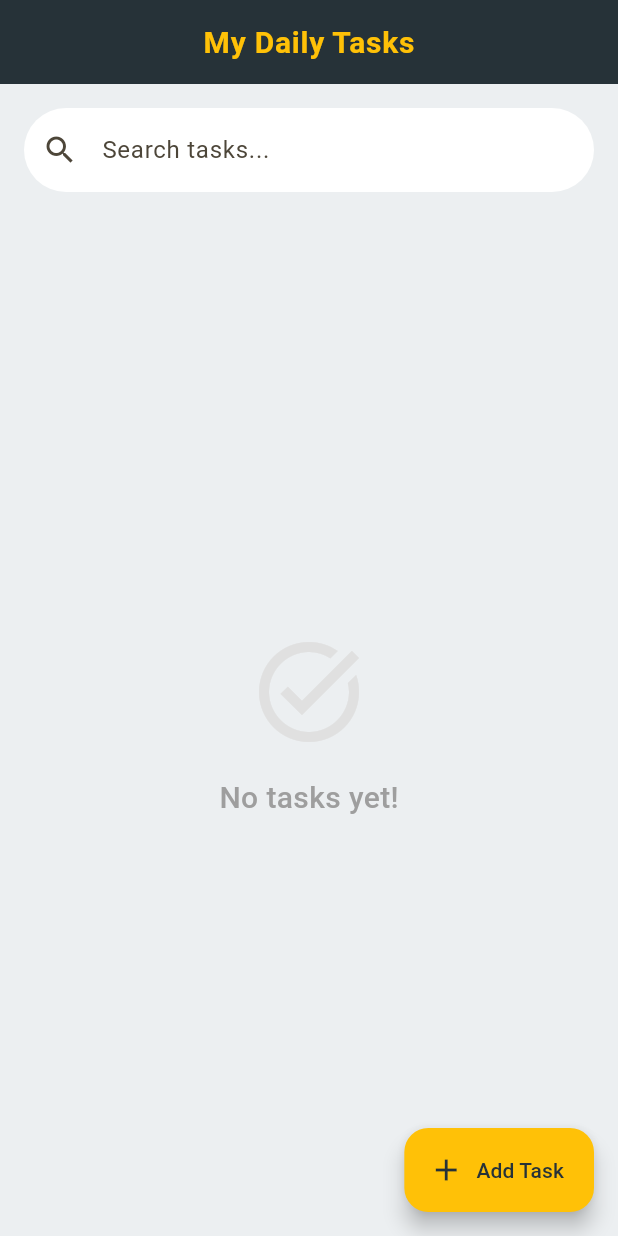
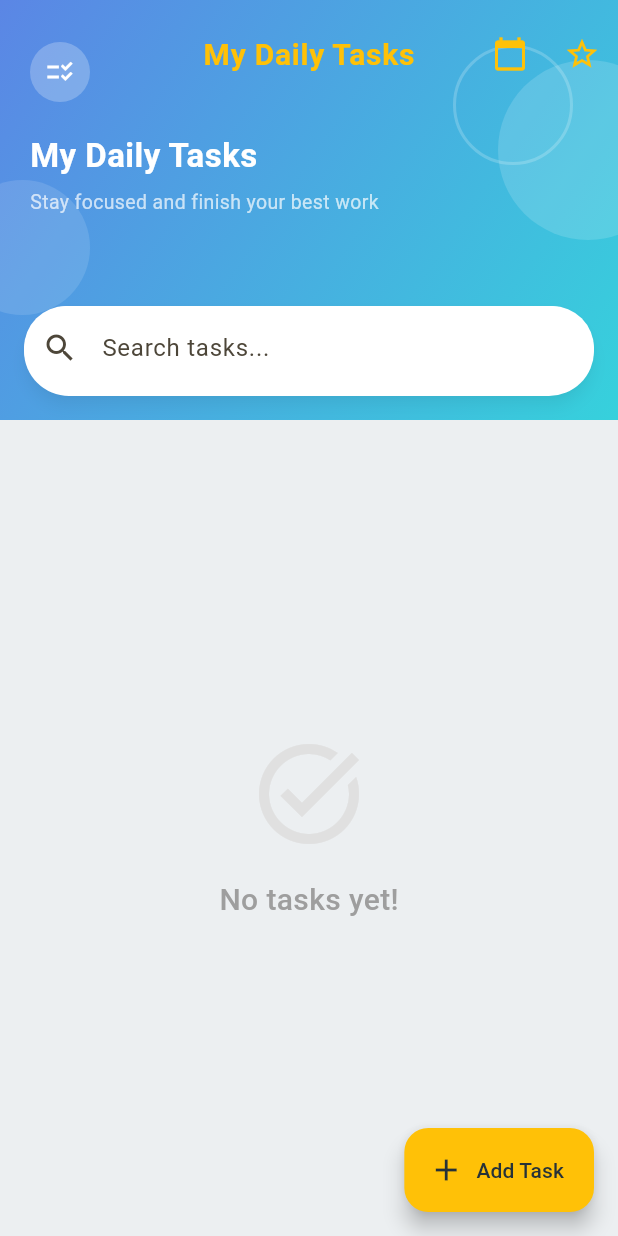
Before and after one commit to shoaib217/todo_app, a Flutter app: the screen it shows after launch, on a phone screen of 412 x 824 dp. Run offline on Flutter 3.47's test engine with Material 3 defaults, Android fonts, the phone set to English and light mode, and no system bars; our stand-ins replace drift, flutter_local_notifications, flutter_riverpod, shared_preferences, timezone; accounts and stored records are empty; generated files the repository leaves out were written again.

Commit message:
refactor: enhance todo item priority handling and improve UI layout

```diff
--- a/lib/features/todo/presentation/screens/todo_screen.dart
+++ b/lib/features/todo/presentation/screens/todo_screen.dart
@@ -42,11 +42,44 @@ class _TodoScreenState extends ConsumerState<TodoScreen> {
   Color _getPriorityColor(int priority) {
     switch (priority) {
       case 2:
-        return Colors.redAccent;
+        return const Color(0xFFC62828);
       case 1:
-        return Colors.orangeAccent;
+        return const Color(0xFFF9A825);
       default:
-        return Colors.blueGrey;
+        return const Color(0xFF1565C0);
+    }
+  }
+
+  Color _getPriorityBackgroundColor(int priority) {
+    switch (priority) {
+      case 2:
+        return const Color(0xFFFFEBEE);
+      case 1:
+        return const Color(0xFFFFFDE7);
+      default:
+        return const Color(0xFFE3F2FD);
+    }
+  }
+
+  Color _getPriorityTextColor(int priority) {
+    switch (priority) {
+      case 2:
+        return const Color(0xFFB71C1C);
+      case 1:
+        return const Color(0xFF827717);
+      default:
+        return const Color(0xFF0D47A1);
+    }
+  }
+
+  String _getPriorityLabel(int priority) {
+    switch (priority) {
+      case 2:
+        return 'High';
+      case 1:
+        return 'Medium';
+      default:
+        return 'Low';
     }
   }
 
@@ -69,20 +102,153 @@ class _TodoScreenState extends ConsumerState<TodoScreen> {
     final controller = ref.read(todoControllerProvider);
 
     return Scaffold(
-      appBar: AppBar(title: const Text('My Daily Tasks')),
       floatingActionButton: FloatingActionButton.extended(
         onPressed: () => _showAddTodoBottomSheet(context, controller),
         label: const Text('Add Task'),
         icon: const Icon(Icons.add),
       ),
-      body: Column(
+      body: CustomScrollView(
+        physics: const BouncingScrollPhysics(),
+        slivers: [
+          SliverAppBar(
+            backgroundColor: Colors.transparent,
+            elevation: 0,
+            expandedHeight: 280,
+            toolbarHeight: 72,
+            floating: true,
+            snap: true,
+            stretch: true,
+            shape: const RoundedRectangleBorder(
+              borderRadius: BorderRadius.vertical(bottom: Radius.circular(30)),
+            ),
+            title: const Text('My Daily Tasks'),
+            titleSpacing: 20,
+            flexibleSpace: FlexibleSpaceBar(
+              collapseMode: CollapseMode.parallax,
+              background: Container(
+                decoration: const BoxDecoration(
+                  gradient: LinearGradient(
+                    colors: [Color(0xFF5B86E5), Color(0xFF36D1DC)],
+                    begin: Alignment.topLeft,
+                    end: Alignment.bottomRight,
+                  ),
+                ),
+                child: Stack(
+                  fit: StackFit.expand,
                   children: [
-          Padding(
-            padding: const EdgeInsets.all(16.0),
+                    Positioned(
+                      top: 40,
+                      right: -40,
+                      child: Container(
+                        width: 120,
+                        height: 120,
+                        decoration: BoxDecoration(
+                          color: Colors.white.withOpacity(0.15),
+                          shape: BoxShape.circle,
+                        ),
+                      ),
+                    ),
+                    Positioned(
+                      top: 120,
+                      left: -30,
+                      child: Container(
+                        width: 90,
+                        height: 90,
+                        decoration: BoxDecoration(
+                          color: Colors.white.withOpacity(0.12),
+                          shape: BoxShape.circle,
+                        ),
+                      ),
+                    ),
+                    Positioned(
+                      top: 30,
+                      right: 30,
+                      child: Container(
+                        width: 80,
+                        height: 80,
+                        decoration: BoxDecoration(
+                          border: Border.all(
+                            color: Colors.white.withOpacity(0.2),
+                            width: 2,
+                          ),
+                          shape: BoxShape.circle,
+                        ),
+                      ),
+                    ),
+                    SafeArea(
+                      bottom: false,
+                      child: Padding(
+                        padding: const EdgeInsets.fromLTRB(20, 16, 20, 0),
+                        child: Column(
+                          crossAxisAlignment: CrossAxisAlignment.start,
+                          children: [
+                            const SizedBox(height: 12),
+                            Container(
+                              padding: const EdgeInsets.all(10),
+                              decoration: BoxDecoration(
+                                color: Colors.white24,
+                                shape: BoxShape.circle,
+                              ),
+                              child: const Icon(
+                                Icons.checklist_rtl,
+                                size: 20,
+                                color: Colors.white,
+                              ),
+                            ),
+                            const SizedBox(height: 20),
+                            const Text(
+                              'My Daily Tasks',
+                              style: TextStyle(
+                                fontSize: 22,
+                                fontWeight: FontWeight.w700,
+                                color: Colors.white,
+                                letterSpacing: 0.3,
+                              ),
+                            ),
+                            const SizedBox(height: 6),
+                            Text(
+                              'Stay focused and finish your best work',
+                              style: TextStyle(
+                                fontSize: 13,
+                                color: Colors.white70,
+                              ),
+                            ),
+                          ],
+                        ),
+                      ),
+                    ),
+                  ],
+                ),
+              ),
+            ),
+            actions: [
+              IconButton(
+                onPressed: () {},
+                icon: const Icon(Icons.calendar_today),
+              ),
+              IconButton(onPressed: () {}, icon: const Icon(Icons.star_border)),
+            ],
+            bottom: PreferredSize(
+              preferredSize: const Size.fromHeight(84),
+              child: Padding(
+                padding: const EdgeInsets.fromLTRB(16, 0, 16, 16),
+                child: Material(
+                  elevation: 4,
+                  shadowColor: Colors.black26,
+                  borderRadius: BorderRadius.circular(30),
+                  color: Theme.of(context).brightness == Brightness.dark
+                      ? Colors.grey[900]
+                      : Colors.white,
+                  child: SizedBox(
+                    height: 60,
                     child: TextField(
                       controller: _searchController,
                       onChanged: (val) => setState(() => _searchQuery = val),
                       decoration: InputDecoration(
+                        contentPadding: const EdgeInsets.symmetric(
+                          vertical: 16,
+                          horizontal: 16,
+                        ),
                         hintText: 'Search tasks...',
                         prefixIcon: const Icon(Icons.search),
                         border: OutlineInputBorder(
@@ -90,16 +256,26 @@ class _TodoScreenState extends ConsumerState<TodoScreen> {
                           borderSide: BorderSide.none,
                         ),
                         filled: true,
-                fillColor: Theme.of(context).brightness == Brightness.dark
+                        fillColor:
+                            Theme.of(context).brightness == Brightness.dark
                             ? Colors.grey[900]
                             : Colors.white,
                       ),
                     ),
                   ),
-          Expanded(
-            child: todosAsync.when(
-              loading: () => const Center(child: CircularProgressIndicator()),
-              error: (error, _) => Center(child: Text('Error: $error')),
+                ),
+              ),
+            ),
+          ),
+          todosAsync.when(
+            loading: () => const SliverFillRemaining(
+              hasScrollBody: false,
+              child: Center(child: CircularProgressIndicator()),
+            ),
+            error: (error, _) => SliverFillRemaining(
+              hasScrollBody: false,
+              child: Center(child: Text('Error: $error')),
+            ),
             data: (todoList) {
               final filteredList = todoList
                   .where(
@@ -110,7 +286,9 @@ class _TodoScreenState extends ConsumerState<TodoScreen> {
                   .toList();
 
               if (filteredList.isEmpty) {
-                  return Center(
+                return SliverFillRemaining(
+                  hasScrollBody: false,
+                  child: Center(
                     child: Column(
                       mainAxisAlignment: MainAxisAlignment.center,
                       children: [
@@ -128,10 +306,14 @@ class _TodoScreenState extends ConsumerState<TodoScreen> {
                         ),
                       ],
                     ),
+                  ),
                 );
               }
 
               filteredList.sort((a, b) {
+                if (a.priority != b.priority) {
+                  return b.priority.compareTo(a.priority);
+                }
                 if (a.dueDate == null && b.dueDate == null) return 0;
                 if (a.dueDate == null) return 1;
                 if (b.dueDate == null) return -1;
@@ -143,30 +325,18 @@ class _TodoScreenState extends ConsumerState<TodoScreen> {
                 final dateKey = todo.dueDate != null
                     ? _getDateHeader(todo.dueDate!)
                     : 'No Date';
-                  if (!groupedTasks.containsKey(dateKey)) {
-                    groupedTasks[dateKey] = [];
-                  }
-                  groupedTasks[dateKey]!.add(todo);
+                groupedTasks.putIfAbsent(dateKey, () => []).add(todo);
               }
 
               final sortedKeys = groupedTasks.keys.toList();
+              final children = <Widget>[];
 
-                return ListView.builder(
-                  padding: const EdgeInsets.symmetric(horizontal: 16),
-                  itemCount: sortedKeys.length,
-                  itemBuilder: (context, groupIndex) {
-                    final dateLabel = sortedKeys[groupIndex];
+              for (var dateLabel in sortedKeys) {
                 final tasks = groupedTasks[dateLabel]!;
 
-                    return Column(
-                      crossAxisAlignment: CrossAxisAlignment.start,
-                      children: [
+                children.add(
                   Padding(
-                          padding: const EdgeInsets.only(
-                            top: 16,
-                            bottom: 8,
-                            left: 4,
-                          ),
+                    padding: const EdgeInsets.only(top: 16, bottom: 8, left: 4),
                     child: Text(
                       dateLabel,
                       style: TextStyle(
@@ -177,10 +347,30 @@ class _TodoScreenState extends ConsumerState<TodoScreen> {
                       ),
                     ),
                   ),
-                        ...tasks.map(
-                          (todo) => Padding(
+                );
+
+                children.addAll(
+                  tasks.map((todo) {
+                    final textColor = todo.completed
+                        ? Theme.of(context).brightness == Brightness.dark
+                              ? Colors.white70
+                              : Colors.grey[700]
+                        : _getPriorityTextColor(todo.priority);
+                    final subtitleColor = todo.completed
+                        ? Theme.of(context).brightness == Brightness.dark
+                              ? Colors.white54
+                              : Colors.grey[600]
+                        : _getPriorityTextColor(
+                            todo.priority,
+                          ).withOpacity(0.85);
+
+                    return Padding(
                       padding: const EdgeInsets.only(bottom: 12),
                       child: Card(
+                        color: _getPriorityBackgroundColor(todo.priority),
+                        shape: RoundedRectangleBorder(
+                          borderRadius: BorderRadius.circular(16),
+                        ),
                         child: Column(
                           children: [
                             Container(
@@ -205,16 +395,11 @@ class _TodoScreenState extends ConsumerState<TodoScreen> {
                                   activeColor: const Color(0xFF37474F),
                                   checkColor: Colors.amber,
                                   shape: RoundedRectangleBorder(
-                                          borderRadius: BorderRadius.circular(
-                                            4,
-                                          ),
+                                    borderRadius: BorderRadius.circular(4),
                                   ),
                                   onChanged: (bool? isChecked) {
                                     if (isChecked != null) {
-                                            controller.toggleTodo(
-                                              todo.id,
-                                              isChecked,
-                                            );
+                                      controller.toggleTodo(todo.id, isChecked);
                                     }
                                   },
                                 ),
@@ -222,65 +407,46 @@ class _TodoScreenState extends ConsumerState<TodoScreen> {
                               title: Text(
                                 todo.title,
                                 style: TextStyle(
-                                        fontSize: 17,
-                                        fontWeight: FontWeight.w500,
+                                  fontSize: 18,
+                                  fontWeight: FontWeight.w600,
                                   decoration: todo.completed
                                       ? TextDecoration.lineThrough
                                       : null,
-                                        color: todo.completed
-                                            ? (Theme.of(context).brightness ==
-                                                      Brightness.dark
-                                                  ? Colors.white38
-                                                  : Colors.blueGrey[200])
-                                            : (Theme.of(context).brightness ==
-                                                      Brightness.dark
-                                                  ? Colors.white
-                                                  : const Color(0xFF263238)),
+                                  color: textColor,
                                 ),
                               ),
                               subtitle: todo.dueDate != null
                                   ? Row(
                                       children: [
-                                              const Icon(
+                                        Icon(
                                           Icons.access_time,
                                           size: 14,
-                                                color: Colors.grey,
+                                          color: subtitleColor,
                                         ),
                                         const SizedBox(width: 4),
                                         Text(
-                                                DateFormat.jm().format(
-                                                  todo.dueDate!,
-                                                ),
-                                                style: const TextStyle(
-                                                  fontSize: 12,
-                                                  color: Colors.grey,
-                                                  fontWeight: FontWeight.bold,
+                                          DateFormat.jm().format(todo.dueDate!),
+                                          style: TextStyle(
+                                            fontSize: 13,
+                                            color: subtitleColor,
+                                            fontWeight: FontWeight.w600,
                                           ),
                                         ),
                                       ],
                                     )
                                   : null,
                               trailing: IconButton(
-                                      icon: const Icon(
-                                        Icons.delete_sweep_outlined,
-                                      ),
+                                icon: const Icon(Icons.delete_sweep_outlined),
                                 color: Colors.red[400],
                                 onPressed: () async {
                                   await controller.deleteTodo(todo.id);
                                   if (context.mounted) {
-                                          ScaffoldMessenger.of(
-                                            context,
-                                          ).showSnackBar(
+                                    ScaffoldMessenger.of(context).showSnackBar(
                                       SnackBar(
-                                              content: const Text(
-                                                'Task deleted',
-                                              ),
-                                              behavior:
-                                                  SnackBarBehavior.floating,
+                                        content: const Text('Task deleted'),
+                                        behavior: SnackBarBehavior.floating,
                                         backgroundColor: Colors.red[400],
-                                              duration: const Duration(
-                                                seconds: 1,
-                                              ),
+                                        duration: const Duration(seconds: 1),
                                       ),
                                     );
                                   }
@@ -290,14 +456,18 @@ class _TodoScreenState extends ConsumerState<TodoScreen> {
                           ],
                         ),
                       ),
-                          ),
-                        ),
-                      ],
+                    );
+                  }),
+                );
+              }
+
+              children.add(const SizedBox(height: 24));
+
+              return SliverPadding(
+                padding: const EdgeInsets.symmetric(horizontal: 16),
+                sliver: SliverList(delegate: SliverChildListDelegate(children)),
               );
             },
-                );
-              },
-            ),
           ),
         ],
       ),
```
Lines whose indentation alone changed are shown as unchanged.
